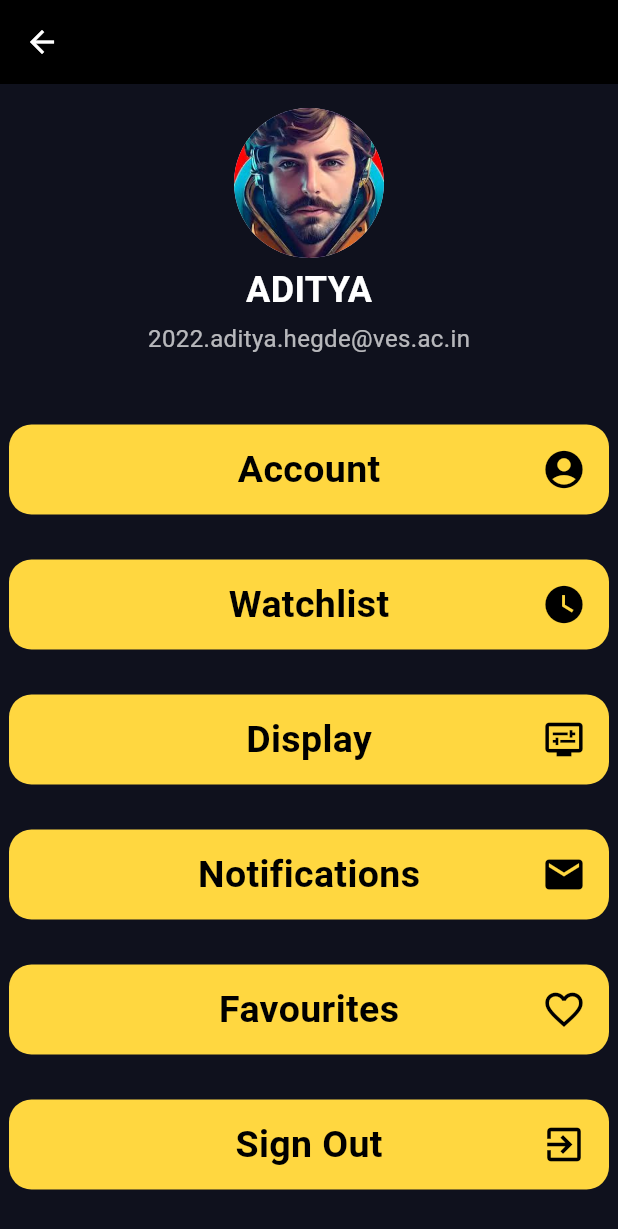
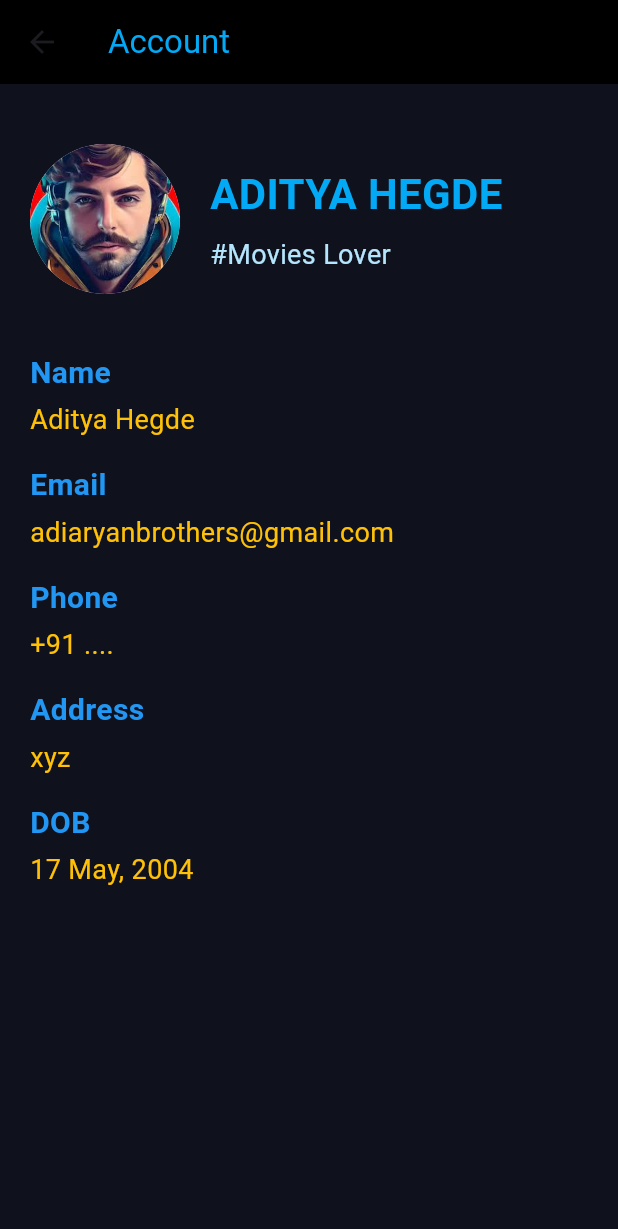
Before and after one commit to adi99304/IMDb-clone, a Flutter app: the ProfilePage screen opened by its route, after a tap on "Account", on a phone screen of 412 x 824 dp. Shown: the top 1229 px of the screen. Run offline on Flutter 3.47's test engine with Material 3 defaults, Android fonts, the phone set to English and light mode, and no system bars; our stand-ins replace animated_splash_screen, carousel_slider, firebase_auth, firebase_core; accounts and stored records are empty.

Commit message:
Account Page Created

```diff
--- a/lib/main.dart
+++ b/lib/main.dart
@@ -1,6 +1,7 @@
 import 'package:flutter/material.dart';
 import 'package:flutter/services.dart';
 import 'package:project/firebase_options.dart';
+import 'package:project/pages/AccountPage.dart';
 import 'package:project/pages/CategoryDetailPage.dart';
 import 'package:project/pages/CategoryPage.dart';
 import 'package:project/pages/HomePage.dart';
@@ -74,6 +75,7 @@
         "userpage": (context) => UserPage(),
         "categorydetailpage": (context) => CategoryDetailPage(category: 1),
         "profilePage": (context) => ProfilePage(),
+        "accountpage": (context) => AccountPage(),
       },
     );
   }
--- /dev/null
+++ b/lib/pages/AccountPage.dart
@@ -0,0 +1,90 @@
+import 'package:flutter/material.dart';
+
+class AccountPage extends StatelessWidget {
+  @override
+  Widget build(BuildContext context) {
+    return Scaffold(
+      appBar: AppBar(
+        title: Text('Account', style: TextStyle(color: Colors.lightBlue)),
+        backgroundColor: Colors.black,
+      ),
+      body: Center(
+        child: Padding(
+          padding: const EdgeInsets.all(20.0),
+          child: Column(
+            mainAxisAlignment: MainAxisAlignment.start,
+            crossAxisAlignment: CrossAxisAlignment.start,
+            children: [
+              SizedBox(height: 20),
+              Row(
+                mainAxisAlignment: MainAxisAlignment.start,
+                children: [
+                  CircleAvatar(
+                    radius: 50.0,
+                    backgroundImage: AssetImage('images/profile.jpeg'),
+                  ),
+                  SizedBox(width: 20),
+                  Column(
+                    crossAxisAlignment: CrossAxisAlignment.start,
+                    children: [
+                      Text(
+                        'ADITYA HEGDE',
+                        style: TextStyle(
+                          fontSize: 28,
+                          fontWeight: FontWeight.bold,
+                          color: Colors.lightBlue,
+                        ),
+                      ),
+                      SizedBox(height: 8),
+                      Text(
+                        '#Movies Lover',
+                        style: TextStyle(
+                          fontSize: 18,
+                          color: Colors.lightBlue.shade100,
+                        ),
+                      ),
+                    ],
+                  ),
+                ],
+              ),
+              SizedBox(height: 30),
+              _buildInfoItem('Name', 'Aditya Hegde'),
+              _buildInfoItem('Email', 'adiaryanbrothers@gmail.com'),
+              _buildInfoItem('Phone', '+91 ....'),
+              _buildInfoItem('Address', 'xyz'),
+              _buildInfoItem('DOB', '17 May, 2004'),
+              // Add more info items as needed
+            ],
+          ),
+        ),
+      ),
+    );
+  }
+
+  Widget _buildInfoItem(String label, String value) {
+    return Padding(
+      padding: const EdgeInsets.symmetric(vertical: 8.0),
+      child: Column(
+        crossAxisAlignment: CrossAxisAlignment.start,
+        children: [
+          Text(
+            label,
+            style: TextStyle(
+              fontSize: 20,
+              fontWeight: FontWeight.bold,
+              color: Colors.blue,
+            ),
+          ),
+          SizedBox(height: 4),
+          Text(
+            value,
+            style: TextStyle(
+              fontSize: 18,
+              color: Colors.amber,
+            ),
+          ),
+        ],
+      ),
+    );
+  }
+}
--- a/lib/pages/ProfilePage.dart
+++ b/lib/pages/ProfilePage.dart
@@ -1,4 +1,5 @@
 import 'package:flutter/material.dart';
+import 'package:project/pages/AccountPage.dart';
 import 'package:project/pages/LoginPage.dart';
 import 'package:project/pages/UserPage.dart';
 
@@ -97,6 +98,9 @@
           // Show prompt for changing brightness (implement this)
           // For now, just print a message
           print('Display settings pressed');
+        } else if (text == 'Account') {
+          Navigator.push(
+              context, MaterialPageRoute(builder: (context) => AccountPage()));
         }
       },
       child: Container(
--- a/lib/widgets/UpcomingWidget.dart
+++ b/lib/widgets/UpcomingWidget.dart
@@ -1,4 +1,5 @@
 import 'package:flutter/material.dart';
+import 'package:carousel_slider/carousel_slider.dart';
 
 class UpcomingWidget extends StatefulWidget {
   @override
@@ -14,7 +15,7 @@
   void initState() {
     _controller = AnimationController(
       vsync: this,
-      duration: Duration(seconds: 2),
+      duration: Duration(seconds: 3),
     );
     _animation = Tween<Offset>(
       begin: Offset.zero,
@@ -57,27 +58,43 @@
           ),
         ),
         SizedBox(height: 15),
-        Container(
+        CarouselSlider.builder(
+          itemCount: 10000, // Large number to make it virtually infinite
+          options: CarouselOptions(
             height: 250,
-          child: PageView.builder(
-            itemCount: 10000, // Large number to make it virtually infinite
-            itemBuilder: (context, index) {
+            viewportFraction: 0.8,
+            enlargeCenterPage: true,
+            autoPlay: true,
+            autoPlayCurve: Curves.fastOutSlowIn,
+            autoPlayAnimationDuration: Duration(milliseconds: 800),
+            enableInfiniteScroll: true,
+            autoPlayInterval: Duration(seconds: 4),
+            scrollDirection: Axis.horizontal,
+          ),
+          itemBuilder: (BuildContext context, int index, int realIndex) {
             final movieIndex =
                 (index % 4) + 1; // Assuming you have 4 upcoming movies
-              return Padding(
+            return AnimatedBuilder(
+              animation: _animation,
+              builder: (context, child) {
+                return Transform.translate(
+                  offset: _animation.value,
+                  child: Padding(
                     padding: EdgeInsets.only(left: 15),
                     child: ClipRRect(
                       borderRadius: BorderRadius.circular(15),
                       child: Image.asset(
                         "images/up$movieIndex.jpg",
                         height: 250,
-                    width: 200,
+                        width: 300,
                         fit: BoxFit.cover,
+                      ),
                     ),
                   ),
                 );
               },
-          ),
+            );
+          },
         ),
       ],
     );
--- a/pubspec.yaml
+++ b/pubspec.yaml
@@ -31,6 +31,8 @@
   flutter:
     sdk: flutter
   animated_splash_screen:
+  carousel_slider:
+  smooth_page_indicator:
 
   # The following adds the Cupertino Icons font to your application.
   # Use with the CupertinoIcons class for iOS style icons.
```
Also changed, not shown: pubspec.lock. Lines whose indentation alone changed are shown as unchanged.
